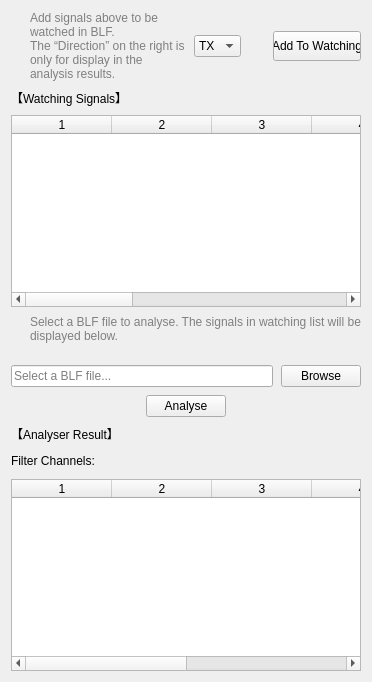
Qt form ui/page/Analyser.ui (JoelZhu/CANTool) before a commit.
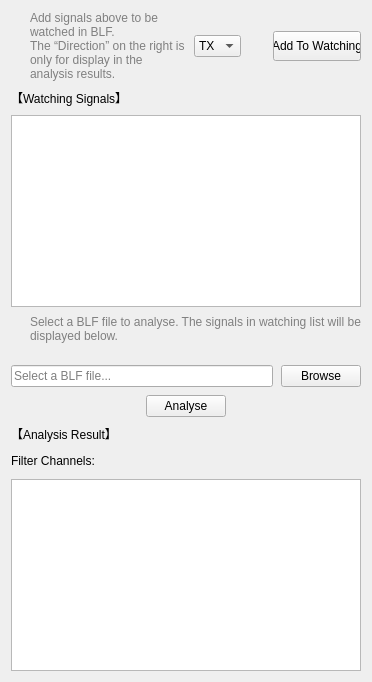
The same form after that commit.

Patch:
```diff
--- a/ui/page/Analyser.ui
+++ b/ui/page/Analyser.ui
@@ -79,9 +79,6 @@
             <!-- 第 2 行：关注列表 -->
             <item row="2" column="0" colspan="8">
                 <widget class="QTableWidget" name="tableWatch">
-                    <property name="columnCount">
-                        <number>9</number>
-                    </property>
                     <attribute name="horizontalHeaderVisible">
                         <bool>true</bool>
                     </attribute>
@@ -168,7 +165,7 @@
             <item row="6" column="0" colspan="8">
                 <widget class="QLabel" name="labelResult">
                     <property name="text">
-                        <string>【Analyser Result】</string>
+                        <string>【Analysis Result】</string>
                     </property>
                 </widget>
             </item>
@@ -207,9 +204,6 @@
             <!-- 第 8 行：结果表格 -->
             <item row="8" column="0" colspan="8">
                 <widget class="QTableWidget" name="tableResult">
-                    <property name="columnCount">
-                        <number>6</number>
-                    </property>
                     <attribute name="horizontalHeaderVisible">
                         <bool>true</bool>
                     </attribute>
```
Left out of the diff: 27 changed lines with no effect on the pictures.
